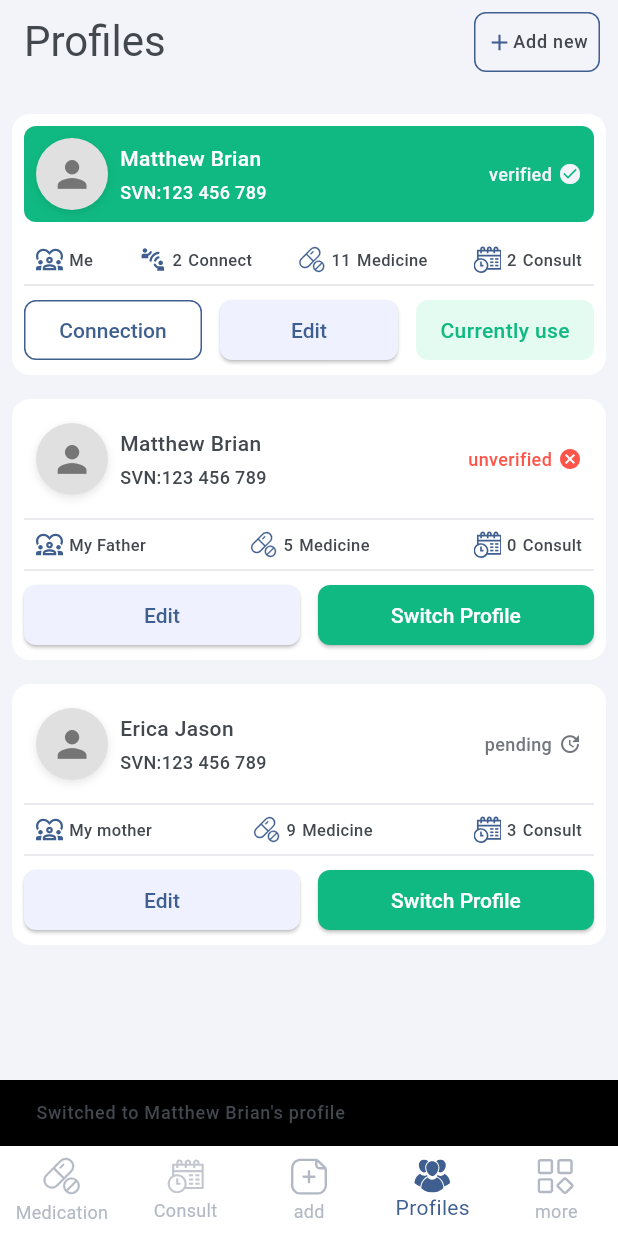
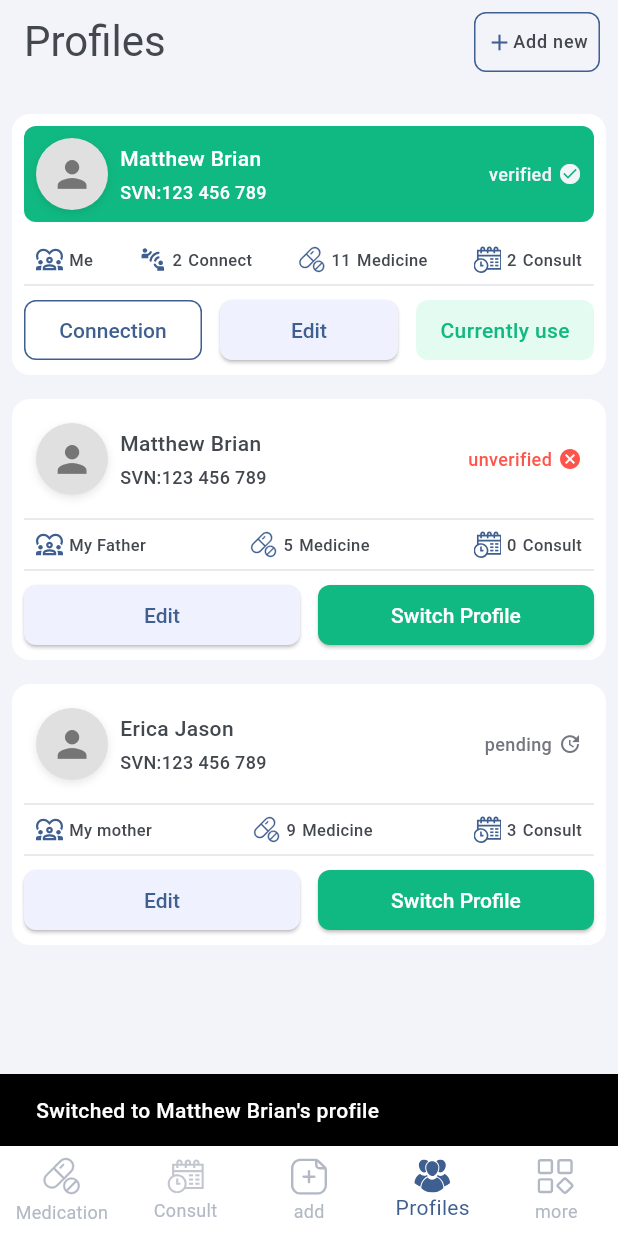
Before and after one commit to Mahm0ud-Ahmed/profiles, a Flutter app: the screen it shows after launch, after a tap on "Switch Profile", on a phone screen of 412 x 824 dp. Run offline on Flutter 3.47's test engine with Material 3 defaults, Android fonts, the phone set to English and light mode, and no system bars; our stand-ins replace flutter_svg, vector_graphics; network calls fail.

Commit message:
Enhance SnackBar text styling in ProfileCard widget

```diff
--- a/lib/presentation/widgets/profile/profile_card.dart
+++ b/lib/presentation/widgets/profile/profile_card.dart
@@ -96,7 +96,10 @@ class ProfileCard extends StatelessWidget {
                   onSwitchResult: (success) {
                     ScaffoldMessenger.of(context).showSnackBar(
                       SnackBar(
-                        content: TextWidget(text: 'Switched to ${profile.name}\'s profile'),
+                        content: TextWidget(
+                          text: 'Switched to ${profile.name}\'s profile',
+                          style: AppTextStyles.labelLarge.copyWith(color: AppColors.textSwitch),
+                        ),
                       ),
                     );
 
```
